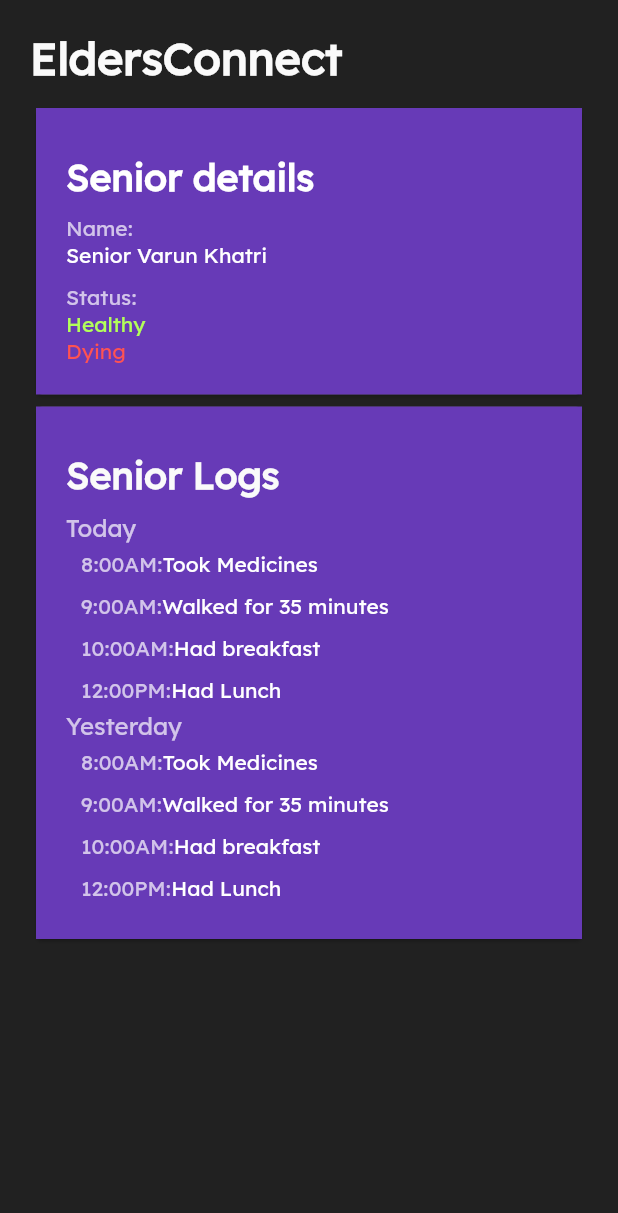
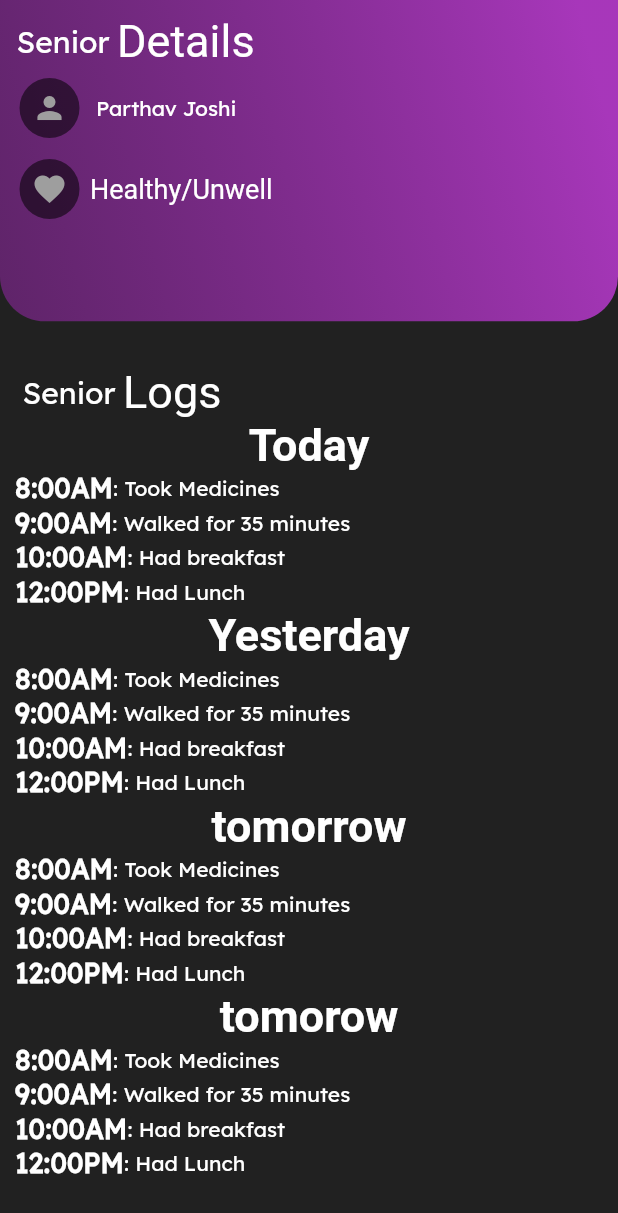
Before and after one commit to nowmozillaclub/eldersconnect-junior, a Flutter app: the MyHomePage screen opened directly, on a phone screen of 412 x 824 dp. Shown: the top 1213 px of the screen. Run offline on Flutter 3.47's test engine with Material 2 defaults, Android fonts, the phone set to English and light mode, and no system bars; our stand-ins replace cloud_firestore, firebase_auth, google_sign_in, shared_preferences; missing offline and left inert: barcode_scan, flutter_auth_buttons; accounts and stored records are empty; Roboto replaces fonts that are missing (OpenSans).

Commit message:
updated home page

```diff
--- a/lib/pages/home_page.dart
+++ b/lib/pages/home_page.dart
@@ -19,30 +19,30 @@ class MyHomePage extends StatelessWidget {
         '10:00AM': 'Had breakfast',
         '12:00PM': 'Had Lunch'
       },
+      'tomorrow': {
+        '8:00AM': 'Took Medicines',
+        '9:00AM': 'Walked for 35 minutes',
+        '10:00AM': 'Had breakfast',
+        '12:00PM': 'Had Lunch'
+      },
+      'tomorow': {
+        '8:00AM': 'Took Medicines',
+        '9:00AM': 'Walked for 35 minutes',
+        '10:00AM': 'Had breakfast',
+        '12:00PM': 'Had Lunch'
+      },
     };
 
-    return Scaffold(
-      body: Container(
-        color: MyColors.black,
-        child: ListView(
-          padding: EdgeInsets.all(20.0),
-          children: <Widget>[
-            Text(
-              'EldersConnect',
-              style: TextStyle(
-                color: MyColors.white,
-                fontWeight: FontWeight.bold,
-                fontSize: 30.0,
-              ),
-            ),
-            SizedBox(
-              height: 10.0,
-            ),
-            SeniorDetails(),
-            SeniorLogs(
-              seniorlogs: seniorLogs,
-            ),
-          ],
+    return SafeArea(
+      child: Scaffold(
+        backgroundColor: Color(0xff212121),
+        body: Container(
+          child: ListView(
+            children: <Widget>[
+              SeniorDetails(),
+              SeniorLogs(seniorlogs: seniorLogs),
+            ],
+          ),
         ),
       ),
     );
--- a/lib/widgets/senior_details.dart
+++ b/lib/widgets/senior_details.dart
@@ -4,50 +4,79 @@ import 'package:flutter/material.dart';
 class SeniorDetails extends StatelessWidget {
   @override
   Widget build(BuildContext context) {
-    return Card(
+    return  Column(
+      children: <Widget>[
+        Stack(
+          children: <Widget>[
+            Container(
+              height: (MediaQuery.of(context).size.height-MediaQuery.of(context).padding.top) * 0.26,
+              width: double.infinity,
+              decoration: BoxDecoration(
+                borderRadius:
+                BorderRadius.only(bottomRight: Radius.circular(30),bottomLeft: Radius.circular(30)),
+                gradient: LinearGradient(
+                  colors: [
+                    Colors.purple.withOpacity(0.5),
+                    Colors.purpleAccent.withOpacity(0.7),
+                  ],
+                  begin: Alignment.bottomLeft,
+                  end: Alignment.centerRight,
+                ),
+              ),
+            ),
+            Positioned(
               child: Container(
-        color: MyColors.primary,
-        padding: EdgeInsets.all(20.0),
+                padding: EdgeInsets.only(left: 6),
+                width: MediaQuery.of(context).size.width,
+                child: Padding(
+                  padding: EdgeInsets.only(top: 10, right: 20),
                   child: Column(
                     crossAxisAlignment: CrossAxisAlignment.start,
                     children: <Widget>[
-            Container(
-              padding: EdgeInsets.symmetric(vertical: 10.0),
+                      Row(
+                        children: <Widget>[
+                          Padding(
+                              padding: EdgeInsets.all(5),
                               child: Text(
-                'Senior details',
+                                "Senior",
+                                style: Theme.of(context).textTheme.title,
+                              )),
+                          Text(
+                            "Details",
                             style: TextStyle(
-                    fontWeight: FontWeight.bold,
-                    fontSize: 25.0,
-                    color: Colors.white),
+                                fontSize: 30,
+                                color: Colors.white,
+                                fontFamily: 'OpenSans'),
                           ),
+                        ],
+                      ),
+                      Row(
+                        children: <Widget>[
+                          Padding(
+                            child: CircleAvatar(child: Icon(Icons.person),backgroundColor: Colors.black54,),
+                            padding: EdgeInsets.all(7),
                           ),
                           Text(
-              'Name:',
-              style: TextStyle(color: Colors.white70),
+                            " Parthav Joshi",
+                            style: TextStyle(color: Colors.white),
                           ),
-            Text('Senior Varun Khatri', style: TextStyle(color: Colors.white)),
-            SizedBox(
-              height: 10.0,
+                        ],
                       ),
-            Text(
-              'Status:',
-              style: TextStyle(color: Colors.white70),
+                      Row(
+                        children: <Widget>[
+                          Padding(padding: EdgeInsets.all(7),child: CircleAvatar(child: Icon(Icons.favorite),backgroundColor: Colors.black54,)),
+                          Text("Healthy/Unwell",style: TextStyle(fontFamily: 'OpenSans',fontSize: 18),),
+                        ],
                       ),
-            Text(
-              'Healthy',
-              style: TextStyle(
-                color: Colors.lightGreenAccent,
-              ),
-            ),
-            Text(
-              'Dying',
-              style: TextStyle(
-                color: Colors.redAccent,
-              ),
-            )
                     ],
                   ),
                 ),
+              ),
+            ),
+          ],
+        ),
+        SizedBox(height: 20,),
+      ],
     );
   }
 }
--- a/lib/widgets/senior_logs.dart
+++ b/lib/widgets/senior_logs.dart
@@ -5,36 +5,45 @@ class SeniorLogs extends StatelessWidget {
   final Map<String, Map<String, String>> seniorlogs;
 
   SeniorLogs({Key key, this.seniorlogs}) : super(key: key);
-
   Widget buildLogs(BuildContext context, int index) {
     String key = this.seniorlogs.keys.elementAt(index);
-    Map<String, String> dayLog = this.seniorlogs[key];
+    Map<String, String> eachDay = this.seniorlogs[key];
     return Column(
-      crossAxisAlignment: CrossAxisAlignment.start,
       children: <Widget>[
         Text(
           '$key',
-          style: TextStyle(fontSize: 16.0, color: Colors.white70),
+          style: TextStyle(fontSize: 30, color: Colors.white,fontWeight: FontWeight.bold,fontFamily:'OpenSans' ),
         ),
-        ListView.builder(
+        Container(
+          child: ListView.builder(
             physics: NeverScrollableScrollPhysics(),
-          scrollDirection: Axis.vertical,
+            itemCount: eachDay.length,
             shrinkWrap: true,
-          itemCount: dayLog.length,
-          itemBuilder: (BuildContext context, int index) {
-            String timeKey = dayLog.keys.elementAt(index);
-            String log = dayLog[timeKey];
-            return Container(
-              padding: EdgeInsets.symmetric(horizontal: 10.0, vertical: 5.0),
-              child: Row(
+            itemBuilder: (context, index) {
+              var time = eachDay.keys.elementAt(index);
+              var log = eachDay[time];
+              return Row(
                 children: <Widget>[
-                  Text('$timeKey', style: TextStyle(color: Colors.white70)),
-                  Text(':', style: TextStyle(color: Colors.white70)),
-                  Text('$log'),
+                  Text(
+                    time,
+                    style: TextStyle(
+                      color: Colors.white,
+                      fontWeight: FontWeight.bold,
+                      fontSize: 18,
+                    ),
+                  ),
+                  Text(
+                    ": ",
+                    style: TextStyle(color: Colors.white),
+                  ),
+                  Text(
+                    log,
+                    style: TextStyle(color: Colors.white),
+                  ),
                 ],
-              ),
               );
             },
+          ),
         )
       ],
     );
@@ -42,29 +51,34 @@ class SeniorLogs extends StatelessWidget {
 
   @override
   Widget build(BuildContext context) {
-    return Card(
-      child: Container(
-        color: MyColors.primary,
-        padding: EdgeInsets.all(20.0),
+    return Padding(
+      padding: EdgeInsets.all(10.0),
+      child: SingleChildScrollView(
         child: Column(
-          crossAxisAlignment: CrossAxisAlignment.start,
           children: <Widget>[
-            Container(
-              padding: EdgeInsets.symmetric(vertical: 10.0),
+            Row(
+              children: <Widget>[
+                Padding(
+                    padding: EdgeInsets.all(5),
                     child: Text(
-                'Senior Logs',
+                      "Senior",
+                      style: Theme.of(context).textTheme.title,
+                    )),
+                Text(
+                  "Logs",
                   style: TextStyle(
-                    fontWeight: FontWeight.bold,
-                    fontSize: 25.0,
-                    color: MyColors.white),
+                      fontSize: 30,
+                      color: Colors.white,
+                      fontFamily: 'OpenSans'),
                 ),
+              ],
             ),
             ListView.builder(
               physics: NeverScrollableScrollPhysics(),
-                scrollDirection: Axis.vertical,
               shrinkWrap: true,
+              itemBuilder: buildLogs,
               itemCount: this.seniorlogs.length,
-                itemBuilder: buildLogs),
+            ),
           ],
         ),
       ),
```
Lines whose indentation alone changed are shown as unchanged.
